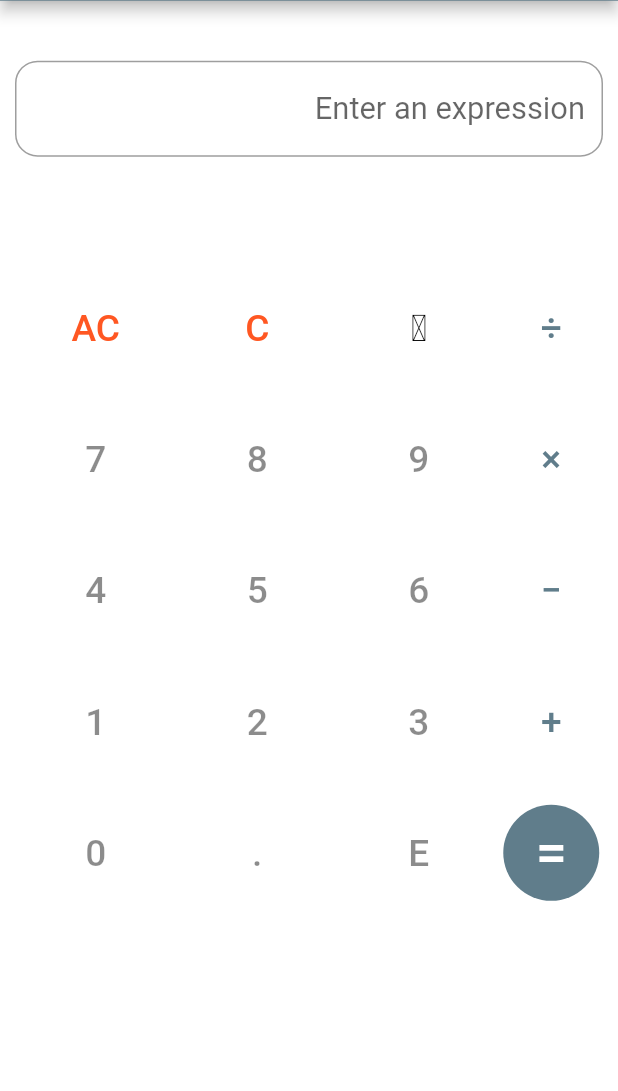
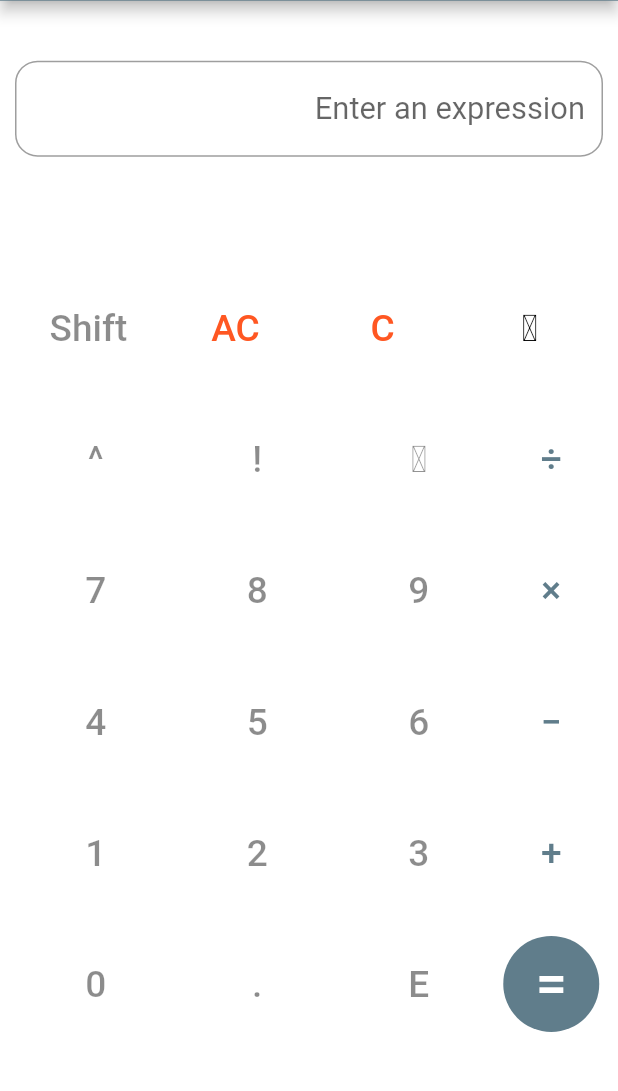
Before and after one commit to Aniruddh-0701/Calculator-App, a Flutter app: the screen it shows after launch, on a phone screen of 412 x 824 dp, the part 92-1183 px from its top. Run offline on Flutter 3.47's test engine with Material 2 defaults, Android fonts, the phone set to English and light mode, and no system bars.

Commit message:
Changed the button order, fixes

```diff
--- a/calculator_app/lib/Views/SimpleCalci.dart
+++ b/calculator_app/lib/Views/SimpleCalci.dart
@@ -5,7 +5,7 @@ import 'package:calculator_app/back_ends/Calculation.dart';
 import 'package:calculator_app/back_ends/CalculatorFunctions.dart';
 import 'package:flutter/widgets.dart';
 
-List eqn = ['0'];
+List equation = ['0'];
 var cal = Calculate();
 
 class Calci extends StatefulWidget {
@@ -16,20 +16,25 @@ class Calci extends StatefulWidget {
 }
 
 class _Calci extends State<Calci> {
+  final ThemeData theme = ThemeData();
   TextEditingController expr = TextEditingController();
+  bool inv = false;
 
   @override
   Widget build(BuildContext context) {
-    SystemChrome.setPreferredOrientations(
-        [DeviceOrientation.portraitUp, DeviceOrientation.portraitDown,]);
+    SystemChrome.setPreferredOrientations([
+      DeviceOrientation.portraitUp,
+      DeviceOrientation.portraitDown,
+    ]);
     return Padding(
         padding: EdgeInsets.all(10.0),
-        child: Column(
-            children: <Widget>[
+        child: Column(children: <Widget>[
           // Expression box
           // Expanded(child: )
           Container(
-                padding: EdgeInsets.only(top:30.0,),
+            padding: EdgeInsets.only(
+              top: 30.0,
+            ),
             height: 0.2 * MediaQuery.of(context).size.height,
             child: TextField(
                 controller: expr,
@@ -44,15 +49,14 @@ class _Calci extends State<Calci> {
                 ),
                 decoration: InputDecoration(
                   hintText: 'Enter an expression',
-                      fillColor: Theme.of(context).accentColor,
+                  fillColor: Theme.of(context).colorScheme.secondary,
                   focusedBorder: InputBorder.none,
                   border: OutlineInputBorder(
                       borderRadius: BorderRadius.circular(15),
                       borderSide: BorderSide(
-                              color: Theme.of(context).accentColor, width: 0.0)
-                      ),
-                    )
-                ),
+                          color: Theme.of(context).colorScheme.secondary,
+                          width: 0.0)),
+                )),
           ),
 
           // Num Pad
@@ -60,6 +64,32 @@ class _Calci extends State<Calci> {
           // C, AC
           Row(
             children: <Widget>[
+              // Shift (toggle inverse)
+              Expanded(
+                child: Container(
+                    height: 0.1 * MediaQuery.of(context).size.height,
+                    margin: EdgeInsets.all(2.5),
+                    child: TextButton(
+                      style: ButtonStyle(
+                          backgroundColor: MaterialStateProperty.resolveWith(
+                              (states) =>
+                                  inv ? Colors.deepOrange : Colors.white60)),
+                      onPressed: () => setState(() {
+                        if (inv)
+                          inv = false;
+                        else
+                          inv = true;
+                      }),
+                      child: Text(
+                        'Shift',
+                        style: TextStyle(
+                          color: Colors.black45,
+                          fontSize: 0.02 * MediaQuery.of(context).size.height,
+                        ),
+                        textScaleFactor: 1.5,
+                      ),
+                    )),
+              ),
               // AC
               Expanded(
                   child: Container(
@@ -67,12 +97,12 @@ class _Calci extends State<Calci> {
                       margin: EdgeInsets.all(2.5),
                       child: TextButton(
                         style: ButtonStyle(
-                                backgroundColor:
-                                MaterialStateProperty.resolveWith(
-                                        (states) => Theme.of(context).accentColor)),
+                            backgroundColor: MaterialStateProperty.resolveWith(
+                                (states) =>
+                                    Theme.of(context).colorScheme.secondary)),
                         onPressed: () => setState(() {
-                              eqn = ['0'];
-                              expr.text = eqn.join(' ');
+                          equation = ['0'];
+                          expr.text = equation.join(' ');
                         }),
                         child: Text(
                           'AC',
@@ -91,12 +121,12 @@ class _Calci extends State<Calci> {
                       margin: EdgeInsets.all(2.5),
                       child: TextButton(
                         style: ButtonStyle(
-                                backgroundColor:
-                                MaterialStateProperty.resolveWith(
-                                        (states) => Theme.of(context).accentColor)),
+                            backgroundColor: MaterialStateProperty.resolveWith(
+                                (states) =>
+                                    Theme.of(context).colorScheme.secondary)),
                         onPressed: () => setState(() {
-                              eqn = ['0'];
-                              expr.text = eqn.join(' ');
+                          equation = ['0'];
+                          expr.text = equation.join(' ');
                         }),
                         child: Text(
                           'C',
@@ -115,19 +145,19 @@ class _Calci extends State<Calci> {
                       margin: EdgeInsets.all(2.5),
                       child: TextButton(
                         style: ButtonStyle(
-                                backgroundColor:
-                                MaterialStateProperty.resolveWith(
-                                        (states) => Theme.of(context).accentColor)),
+                            backgroundColor: MaterialStateProperty.resolveWith(
+                                (states) =>
+                                    Theme.of(context).colorScheme.secondary)),
                         onPressed: () => setState(() {
                           try {
-                                if (eqn.last.length == 1)
-                                  eqn.removeLast();
+                            if (equation.last.length == 1)
+                              equation.removeLast();
                             else
-                                  eqn.last = eqn.last
-                                      .substring(0, eqn.last.length - 1);
-                                if (eqn.length == 0) eqn = ['0'];
+                              equation.last = equation.last
+                                  .substring(0, equation.last.length - 1);
+                            if (equation.length == 0) equation = ['0'];
                           } catch (e) {}
-                              expr.text = eqn.join(' ');
+                          expr.text = equation.join(' ');
                         }),
                         child: Text(
                           '\u{232b}',
@@ -138,9 +168,45 @@ class _Calci extends State<Calci> {
                           textScaleFactor: 1.5,
                         ),
                       ))),
+            ],
+          ),
+
+          Row(
+            children: [
+              // x^y
+              Expanded(
+                child: Container(
+                    height: 0.1 * MediaQuery.of(context).size.height,
+                    margin: EdgeInsets.all(2.5),
+                    child: TextButton(
+                      style: ButtonStyle(
+                          backgroundColor: MaterialStateProperty.resolveWith(
+                              (states) => Colors.white)),
+                      onPressed: () {
+                        this.inv ? addPowers('\u{221a}') : addPowers('^');
+                        setState(() => this.inv = false);
+                      },
+                      child: Text(
+                        this.inv ? '\u{221a}' : '^',
+                        style: TextStyle(
+                          color: Colors.black45,
+                          fontSize: 0.02 * MediaQuery.of(context).size.height,
+                        ),
+                        textScaleFactor: 1.5,
+                      ),
+                    )),
+              ),
+
+              // factorial
+              Expanded(child: numButton(context, '!')),
+
+              // pi
+              Expanded(child: numButton(context, '\u{1d70b}')),
 
               // div
-                  opButton(context, '\u{00F7}',
+              opButton(
+                context,
+                '\u{00F7}',
               ),
             ],
           ),
@@ -188,15 +254,14 @@ class _Calci extends State<Calci> {
               ),
               // E
               Expanded(
-                    child: numButton(context, 'E', isDisabled: 0),
+                child: inv ? opButton(context, 'Ans') : numButton(context, 'E'),
               ),
               // =
               Container(
                   height: 0.1 * MediaQuery.of(context).size.height,
                   decoration: BoxDecoration(
                     shape: BoxShape.circle,
-                            color: Theme.of(context)
-                                .primaryColor,
+                    color: Theme.of(context).primaryColor,
                   ),
                   margin: EdgeInsets.all(2.5),
                   child: TextButton(
@@ -206,13 +271,13 @@ class _Calci extends State<Calci> {
                     //             (states) => Theme.of(context)
                     //             .primaryColor)),
                     onPressed: () => setState(() {
-                              expr.text = cal.calculate(eqn).toString();
-                              eqn = ['0'];
+                      expr.text = cal.calculate(equation).toString();
+                      equation = ['0'];
                     }),
                     child: Text(
                       '=',
                       style: TextStyle(
-                                  color: Theme.of(context).accentColor,
+                        color: Theme.of(context).colorScheme.secondary,
                         fontSize: 0.03 * MediaQuery.of(context).size.height,
                       ),
                       textScaleFactor: 1.5,
@@ -220,10 +285,7 @@ class _Calci extends State<Calci> {
                   )),
             ],
           ),
-
-            ]
-        )
-    );
+        ]));
   }
 
   Widget numButton(context, String num, {int isDisabled = 0}) {
@@ -232,23 +294,28 @@ class _Calci extends State<Calci> {
         margin: EdgeInsets.all(2.5),
         child: TextButton(
           style: ButtonStyle(
-              backgroundColor:
-              MaterialStateProperty.resolveWith((states) => Theme.of(context).accentColor)),
-          child: Text(num,
+              backgroundColor: MaterialStateProperty.resolveWith(
+                  (states) => Theme.of(context).colorScheme.secondary)),
+          child: Text(
+            num,
             textScaleFactor: 1.5,
             style: TextStyle(
               color: Colors.black45,
               fontSize: 0.02 * MediaQuery.of(context).size.height,
             ), // Theme.of(context).primaryColorDark,),
           ),
-          onPressed: isDisabled==1 ? null: () => setState(() {
-            if (num != '.' && eqn.length == 1 && eqn[0] == '0')
-              eqn[0] = num;
-            else if (isNumeric(eqn.last))
-              eqn.last += num;
+          onPressed: isDisabled == 1
+              ? null
+              : () => setState(() {
+                    if (num != '.' &&
+                        equation.length == 1 &&
+                        equation[0] == '0')
+                      equation[0] = num;
+                    else if (isNumeric(equation.last))
+                      equation.last += num;
                     else
-              eqn.add(num);
-            expr.text = eqn.join(' ');
+                      equation.add(num);
+                    expr.text = equation.join(' ');
                   }),
         ));
     return button;
@@ -275,11 +342,31 @@ class _Calci extends State<Calci> {
           ),
         ),
         onPressed: () => setState(() {
-          eqn.add(op);
-          expr.text = eqn.join(' ');
+          if (op == 'Ans' && equation.last == '0')
+            equation.removeLast();
+          else if (op == 'Ans' && isNumeric(equation.last))
+            equation.add('\u00d7');
+          equation.add(op);
+          expr.text = equation.join(' ');
         }),
       ),
     );
     return button;
   }
+
+  addPowers(op) {
+    if (op == '^') {
+      setState(() {
+        equation.add(op);
+      });
+    } else {
+      String num = '2';
+      if (equation.length == 1 && equation[0] == '0')
+        equation[0] = num;
+      else if (!isNumeric(equation.last)) equation.add(num);
+      equation.last = toSuperscript(equation.last) + '\u{221a}';
+      equation.add('(');
     }
+    expr.text = equation.join(' ');
+  }
+}
```
Lines whose indentation alone changed are shown as unchanged.
